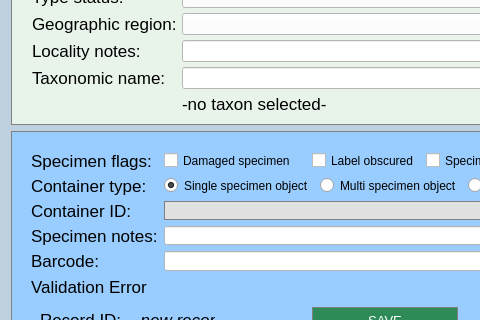
NHMDenmark/Mass-Digitizer, file MassDigitizer/ui/specimendataentry.ui: the form before one commit; both pictures show x 0 to 480 and y 230 to 550 of the 1080 by 750 pixel window.
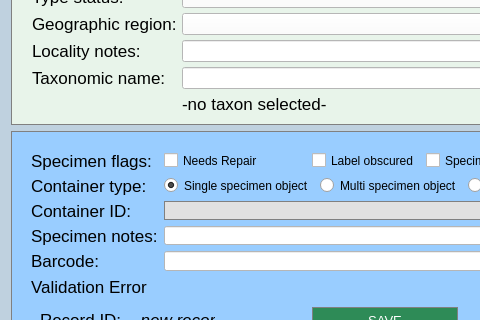
The form after the commit. Icons and pictures are not drawn.

Commit message: Rename "damaged" button to "needs repair" #641

Patch:
```diff
--- a/MassDigitizer/ui/specimendataentry.ui
+++ b/MassDigitizer/ui/specimendataentry.ui
@@ -570,7 +570,7 @@
                  </size>
                 </property>
                 <property name="text">
-                 <string>Damaged specimen</string>
+                 <string>Needs Repair</string>
                 </property>
                </widget>
               </item>
```
